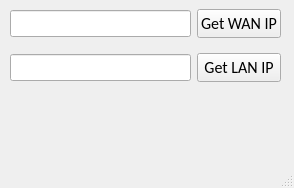
Old version of the form resources/ipgui.ui in the repository the-c0d3r/iptool.
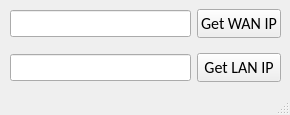
New version of the form.

Commit message: Removed the logo and made it linux compatible

```diff
--- a/resources/ipgui.ui
+++ b/resources/ipgui.ui
@@ -6,8 +6,8 @@
    <rect>
     <x>0</x>
     <y>0</y>
-    <width>294</width>
-    <height>188</height>
+    <width>290</width>
+    <height>115</height>
    </rect>
   </property>
   <property name="windowTitle">
@@ -118,25 +118,6 @@
      </item>
     </layout>
    </widget>
-   <widget class="QLabel" name="lblpic">
-    <property name="geometry">
-     <rect>
-      <x>10</x>
-      <y>100</y>
-      <width>271</width>
-      <height>51</height>
-     </rect>
-    </property>
-    <property name="mouseTracking">
-     <bool>true</bool>
-    </property>
-    <property name="text">
-     <string/>
-    </property>
-    <property name="scaledContents">
-     <bool>true</bool>
-    </property>
-   </widget>
   </widget>
   <widget class="QStatusBar" name="statusbar"/>
  </widget>
```
The commit also changes 1 other file.
